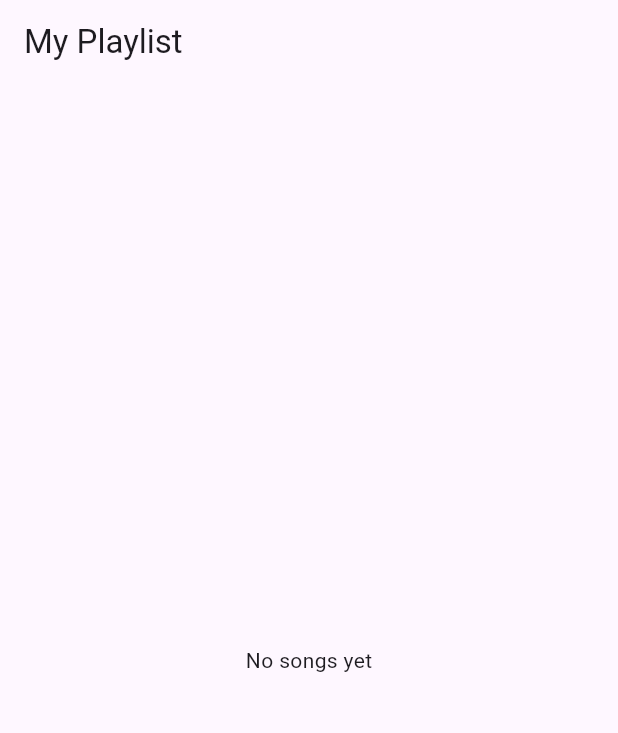
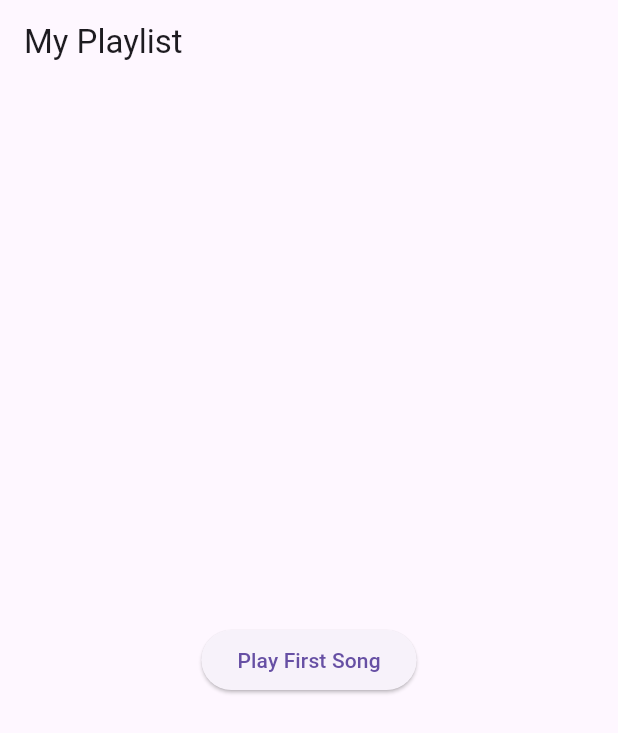
Before and after one commit to Not-PvP/Florencio_Mark_Lab6, a Flutter app: the screen it shows after launch, on a phone screen of 412 x 824 dp. Shown: the top 733 px of the screen. Run offline on Flutter 3.47's test engine with Material 3 defaults, Android fonts, the phone set to English and light mode, and no system bars.

Commit message:
done: step 3

```diff
--- a/lib/main.dart
+++ b/lib/main.dart
@@ -21,11 +21,16 @@ class PlaylistScreen extends StatelessWidget {
   Widget build(BuildContext context) {
     return Scaffold(
       appBar: AppBar(title: const Text('My Playlist')),
-      body: const Center(
-        child: Text('No songs yet'),
+      body: Center(
+        child: ElevatedButton(
+          onPressed: () {
+
+          },
+          child: const Text('Play First Song'),
+        ),
       ),
     );
- }
+  }
 }
 
 class NowPlayingScreen extends StatelessWidget {
```
